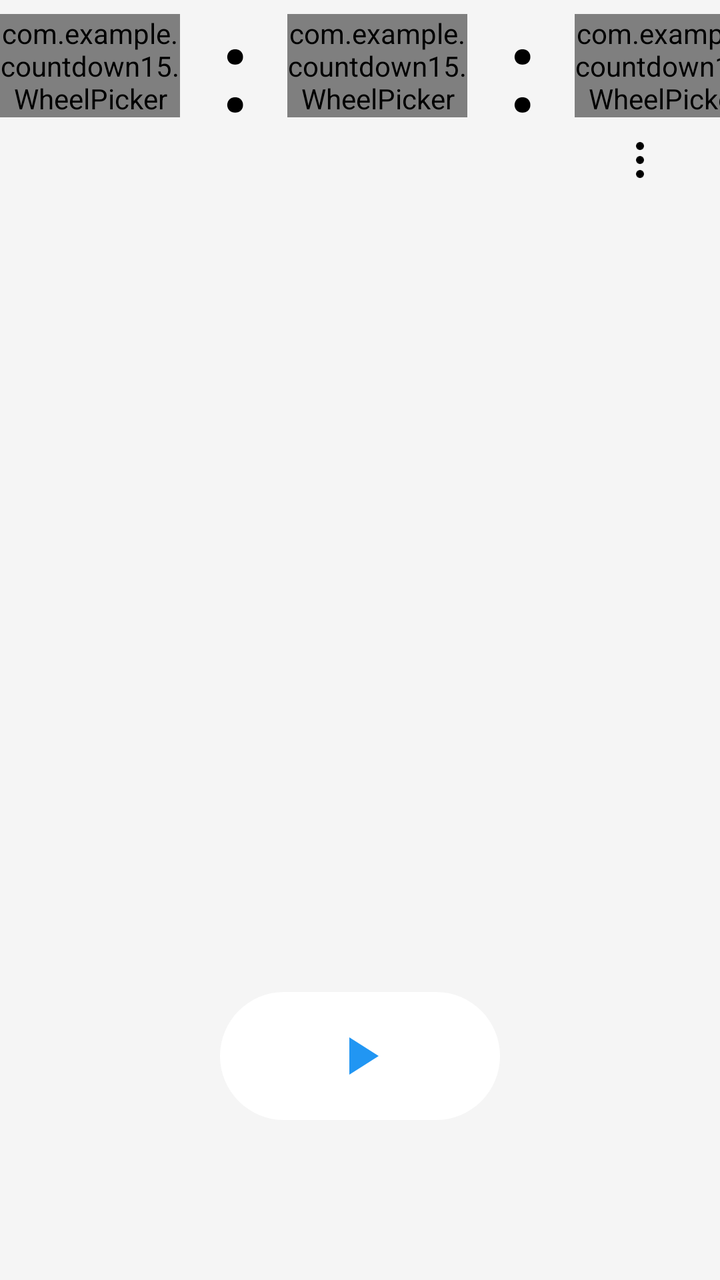
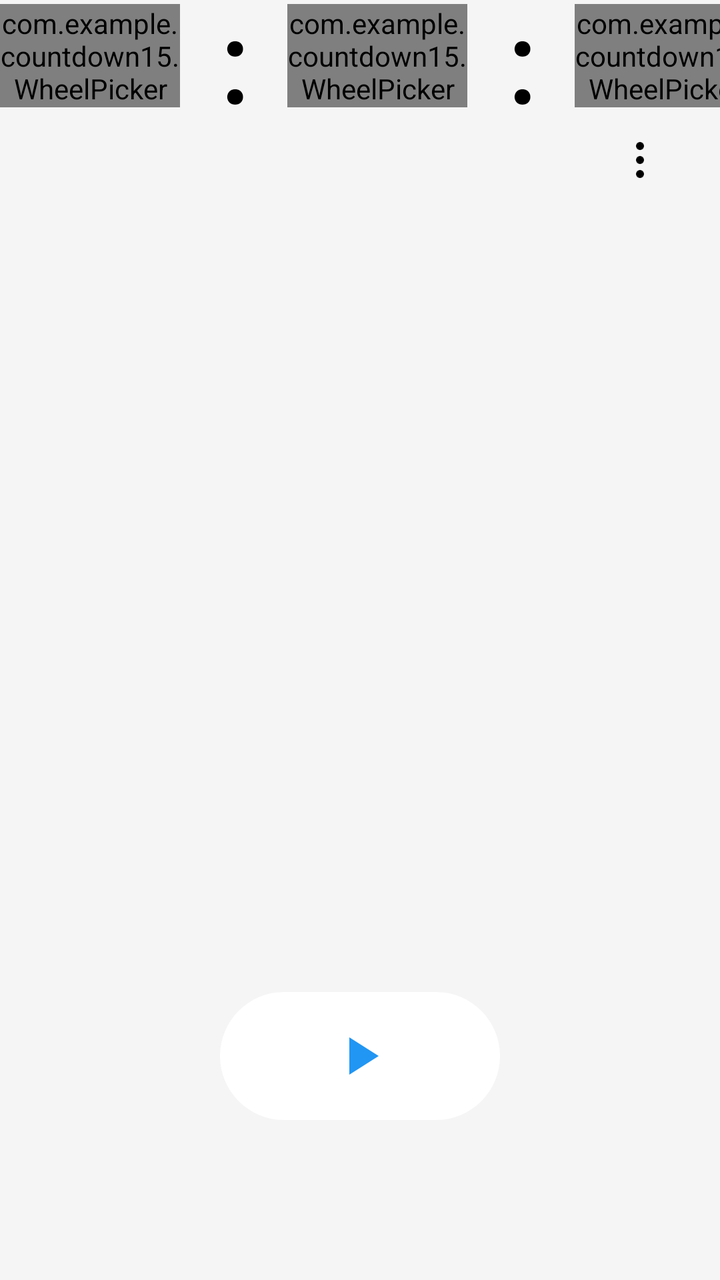

Screens rendered from an Android XML layout before and after an edit, with the pre-edit source and the edit as a unified diff.
<!-- AndroidManifest.xml: application theme AppTheme -->
<!-- res/layout/activity_main.xml -->
<?xml version="1.0" encoding="utf-8"?>
<FrameLayout xmlns:android="http://schemas.android.com/apk/res/android"
    xmlns:app="http://schemas.android.com/apk/res-auto"
    android:id="@+id/rootLayout"
    android:layout_width="match_parent"
    android:layout_height="match_parent"
    android:background="#F5F5F5">

    <TextView
        android:id="@+id/tvTimer"
        android:layout_width="wrap_content"
        android:layout_height="wrap_content"
        android:layout_gravity="center"
        android:textColor="#000000"
        android:textSize="72sp"
        android:textStyle="bold"
        android:visibility="gone" />

    <LinearLayout
        android:id="@+id/timePickerLayout"
        android:layout_width="wrap_content"
        android:layout_height="wrap_content"
        android:layout_gravity="top|center_horizontal"
        android:orientation="horizontal"
        android:gravity="center_vertical"
        android:clipChildren="false"
        android:clipToPadding="false">

        <com.example.countdown15.WheelPicker
            android:id="@+id/npHour"
            android:layout_width="90dp"
            android:layout_height="wrap_content"
            android:clickable="true"
            android:focusable="true"
            app:wp_minValue="0"
            app:wp_maxValue="23"
            app:wp_value="0"
            app:wp_wrap="true"
            app:wp_visibleCount="5"
            app:wp_textSize="56sp" />

        <TextView
            android:id="@+id/colon1"
            android:layout_width="wrap_content"
            android:layout_height="wrap_content"
            android:text=":"
            android:textColor="#000000"
            android:textSize="56sp"
            android:textStyle="bold"
            android:fontFamily="@font/robotoregular"
            android:includeFontPadding="false"
            android:translationY="4dp"
            android:layout_marginHorizontal="20dp" />

        <com.example.countdown15.WheelPicker
            android:id="@+id/npMinute"
            android:layout_width="90dp"
            android:layout_height="wrap_content"
            android:clickable="true"
            android:focusable="true"
            app:wp_minValue="0"
            app:wp_maxValue="59"
            app:wp_value="0"
            app:wp_wrap="true"
            app:wp_visibleCount="5"
            app:wp_textSize="56sp" />

        <TextView
            android:id="@+id/colon2"
            android:layout_width="wrap_content"
            android:layout_height="wrap_content"
            android:text=":"
            android:textColor="#000000"
            android:textSize="56sp"
            android:textStyle="bold"
            android:fontFamily="@font/robotoregular"
            android:includeFontPadding="false"
            android:translationY="4dp"
            android:layout_marginHorizontal="20dp" />

        <com.example.countdown15.WheelPicker
            android:id="@+id/npSecond"
            android:layout_width="90dp"
            android:layout_height="wrap_content"
            android:clickable="true"
            android:focusable="true"
            app:wp_minValue="0"
            app:wp_maxValue="59"
            app:wp_value="15"
            app:wp_wrap="true"
            app:wp_visibleCount="5"
            app:wp_textSize="56sp" />

    </LinearLayout>

    <FrameLayout
        android:id="@+id/btnStart"
        android:layout_width="140dp"
        android:layout_height="64dp"
        android:layout_gravity="bottom|center_horizontal"
        android:layout_marginBottom="80dp"
        android:background="@drawable/bg_circle_button"
        android:clickable="true"
        android:focusable="true">

        <ImageView
            android:layout_width="32dp"
            android:layout_height="32dp"
            android:layout_gravity="center"
            android:src="@drawable/ic_play"
            android:contentDescription="开始" />

    </FrameLayout>

    <FrameLayout
        android:id="@+id/btnStop"
        android:layout_width="140dp"
        android:layout_height="64dp"
        android:layout_gravity="bottom|center_horizontal"
        android:layout_marginBottom="80dp"
        android:background="@drawable/bg_circle_button"
        android:clickable="true"
        android:focusable="true"
        android:visibility="gone">

        <ImageView
            android:layout_width="28dp"
            android:layout_height="28dp"
            android:layout_gravity="center"
            android:src="@drawable/ic_stop"
            android:contentDescription="停止" />

    </FrameLayout>

    <ImageView
        android:id="@+id/btnMenu"
        android:layout_width="48dp"
        android:layout_height="48dp"
        android:layout_gravity="top|end"
        android:layout_marginTop="56dp"
        android:layout_marginEnd="16dp"
        android:padding="12dp"
        android:src="@drawable/ic_more"
        android:background="?android:attr/selectableItemBackgroundBorderless"
        android:contentDescription="更多" />

    <View
        android:id="@+id/menuMask"
        android:layout_width="match_parent"
        android:layout_height="match_parent"
        android:background="#66000000"
        android:visibility="gone"
        android:clickable="true"
        android:focusable="true" />

</FrameLayout>
<!-- resources referenced by this layout -->
<resources>
  <!-- drawable bg_circle_button (drawable) -->
  <?xml version="1.0" encoding="utf-8"?>
  <shape xmlns:android="http://schemas.android.com/apk/res/android"
      android:shape="rectangle">
      <solid android:color="#FFFFFF" />
      <corners android:radius="32dp" />
  </shape>
  <!-- drawable ic_more (drawable) -->
  <?xml version="1.0" encoding="utf-8"?>
  
  <vector xmlns:android="http://schemas.android.com/apk/res/android"
      android:width="24dp"
      android:height="24dp"
      android:viewportWidth="24"
      android:viewportHeight="24">
      <path
          android:fillColor="#000000"
          android:pathData="M12,5m-2,0a2,2 0,1 1,4 0a2,2 0,1 1,-4 0" />
      <path
          android:fillColor="#000000"
          android:pathData="M12,12m-2,0a2,2 0,1 1,4 0a2,2 0,1 1,-4 0" />
      <path
          android:fillColor="#000000"
          android:pathData="M12,19m-2,0a2,2 0,1 1,4 0a2,2 0,1 1,-4 0" />
  </vector>
  <!-- drawable ic_play (drawable) -->
  <?xml version="1.0" encoding="utf-8"?>
  <vector xmlns:android="http://schemas.android.com/apk/res/android"
      android:width="24dp"
      android:height="24dp"
      android:viewportWidth="24"
      android:viewportHeight="24">
      <path
          android:fillColor="#2196F3"
          android:pathData="M8,5v14l11,-7z" />
  </vector>
  <!-- drawable ic_stop (drawable) -->
  <?xml version="1.0" encoding="utf-8"?>
  <vector xmlns:android="http://schemas.android.com/apk/res/android"
      android:width="24dp"
      android:height="24dp"
      android:viewportWidth="24"
      android:viewportHeight="24">
      <path
          android:fillColor="#F44336"
          android:pathData="M6,6h12v12h-12z" />
  </vector>
  <style name="AppTheme" parent="Theme.AppCompat.Light.NoActionBar">
          <item name="android:windowBackground">#F5F5F5</item>
          <item name="android:textColorPrimary">#000000</item>
          <item name="android:textColorSecondary">#AAAAAA</item>
          <item name="colorAccent">#2196F3</item>
          <item name="android:windowTranslucentStatus">true</item>
          <item name="android:statusBarColor">@android:color/transparent</item>
          <item name="android:windowLightStatusBar">true</item>
      </style>
</resources>

<!-- the commit's change to res/layout/activity_main.xml (unified diff, before → after) -->
@@ -42,14 +42,14 @@
         <TextView
             android:id="@+id/colon1"
             android:layout_width="wrap_content"
-            android:layout_height="wrap_content"
+            android:layout_height="56sp"
+            android:gravity="center"
             android:text=":"
             android:textColor="#000000"
             android:textSize="56sp"
             android:textStyle="bold"
             android:fontFamily="@font/robotoregular"
             android:includeFontPadding="false"
-            android:translationY="4dp"
             android:layout_marginHorizontal="20dp" />
 
         <com.example.countdown15.WheelPicker
@@ -68,14 +68,14 @@
         <TextView
             android:id="@+id/colon2"
             android:layout_width="wrap_content"
-            android:layout_height="wrap_content"
+            android:layout_height="56sp"
+            android:gravity="center"
             android:text=":"
             android:textColor="#000000"
             android:textSize="56sp"
             android:textStyle="bold"
             android:fontFamily="@font/robotoregular"
             android:includeFontPadding="false"
-            android:translationY="4dp"
             android:layout_marginHorizontal="20dp" />
 
         <com.example.countdown15.WheelPicker
